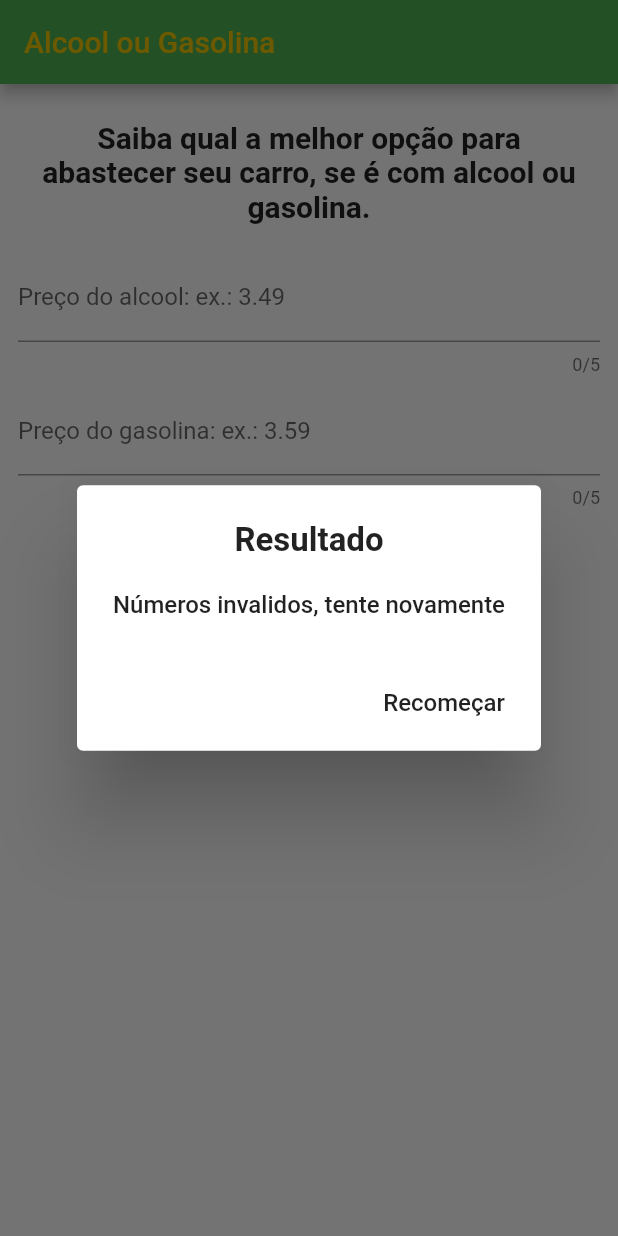
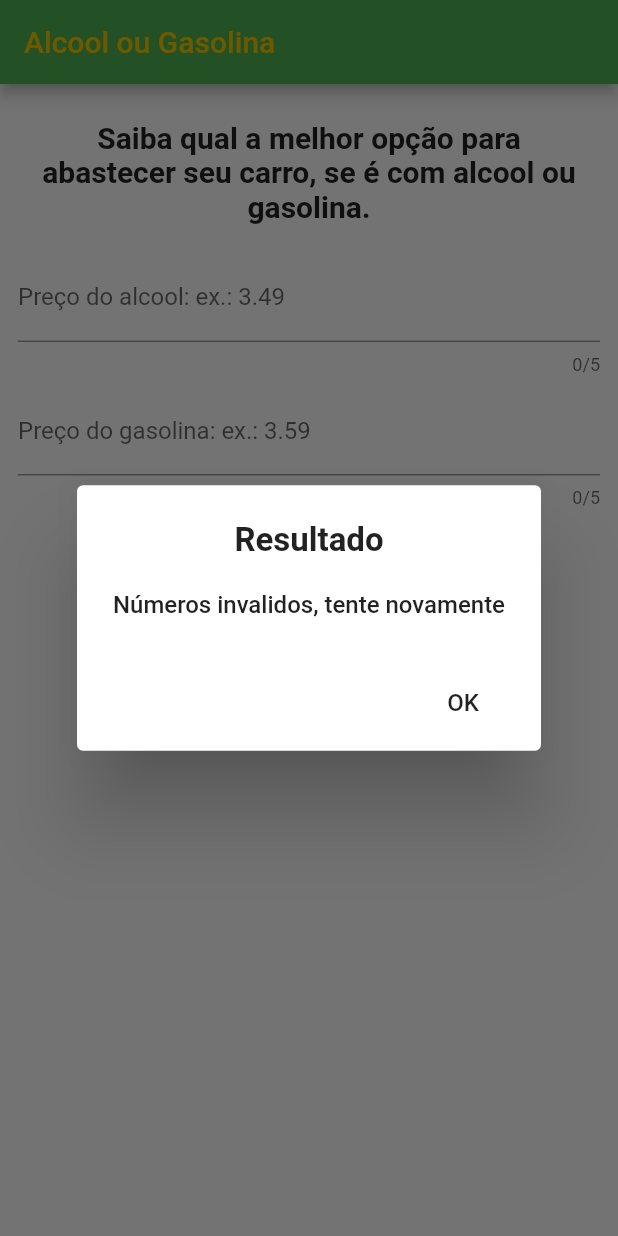
Before and after one commit to salllgado/alcoolougasolina, a Flutter app: the screen it shows after launch, after a tap on "Calcular", on a phone screen of 412 x 824 dp. Run offline on Flutter 3.47's test engine with Material 2 defaults, Android fonts, the phone set to English and light mode, and no system bars.

```diff
--- a/lib/Strings.dart
+++ b/lib/Strings.dart
@@ -4,4 +4,5 @@ class Strings {
   static const String main_alcool_placeholder = "Preço do alcool: ex.: 3.49";
   static const String main_gasolina_placeholder = "Preço do gasolina: ex.: 3.59";
   static const String main_button_action = "Calcular";
+  static const String main_dialog_error_message = "Números invalidos, tente novamente";
 }
--- a/lib/main.dart
+++ b/lib/main.dart
@@ -27,7 +27,7 @@ class _MainPageState extends State<MainPage> {
     var gasPrice = double.tryParse(_gasolinaEditingController.text);
 
     if (alcoolPrice == null || gasPrice == null) {
-      showAlert("Números invalidos, tente novamente");
+      showAlert(Strings.main_dialog_error_message);
     }
     else {
       var result = (alcoolPrice/gasPrice);
@@ -60,7 +60,7 @@ class _MainPageState extends State<MainPage> {
           actions: <Widget>[
             FlatButton(
               child: Text(
-                "Recomeçar",
+                "OK",
                 style: TextStyle(
                   fontSize: 16,
                 ),
```
